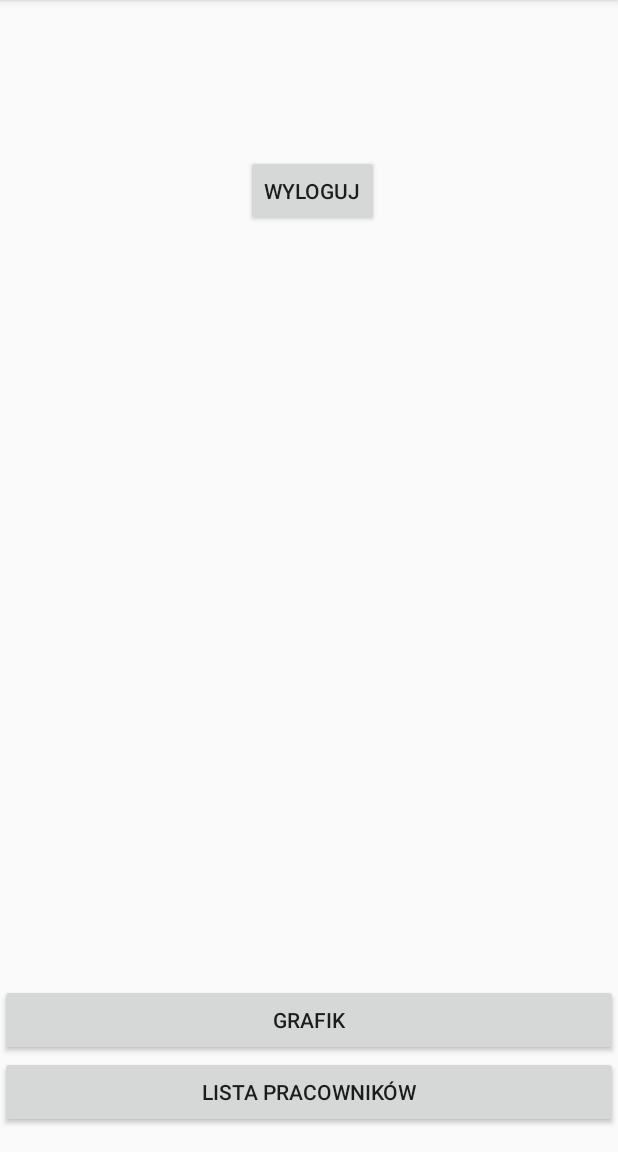
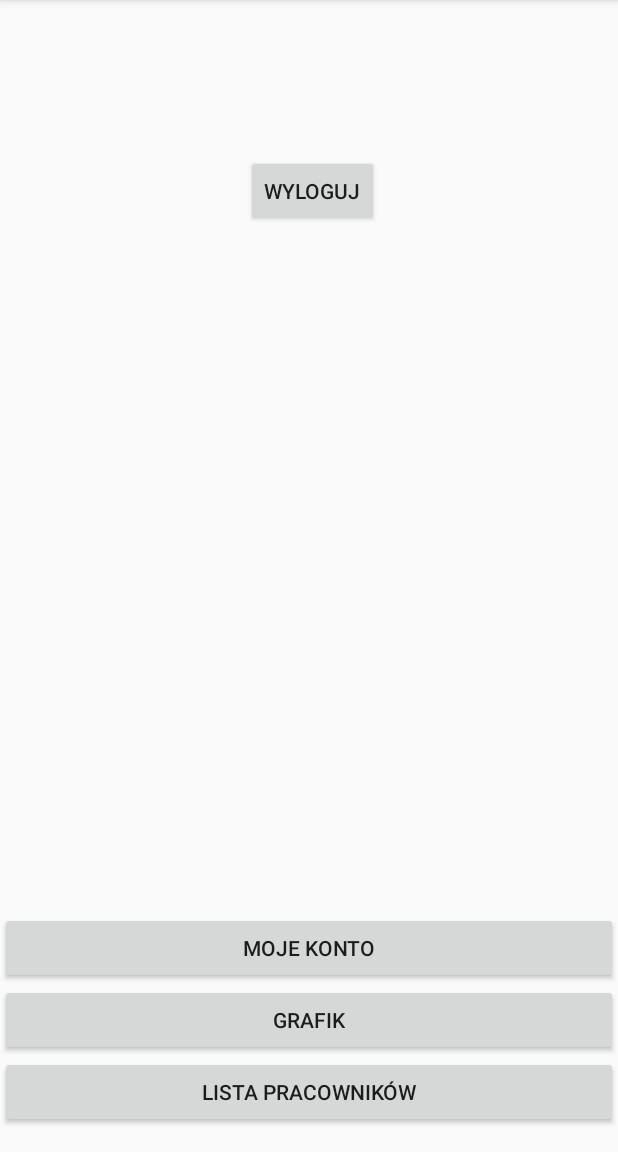
Before and after one commit to Shvistak-Solutions/ParcelDelivery, an Android app: the ManagerActivity screen opened directly, with no data from a screen before it, on a phone screen of 412 x 824 dp, the part 84-1236 px from its top. Run offline under Robolectric (Android 15) with nearby library versions, the phone set to English and light mode, and no system bars.

Commit message:
Fixed strange merge accidental deletion

```diff
--- a/ParcelDelivery/app/src/main/res/layout/activity_manager.xml
+++ b/ParcelDelivery/app/src/main/res/layout/activity_manager.xml
@@ -26,6 +26,15 @@
         app:layout_constraintStart_toStartOf="parent" />
 
     <Button
+        android:id="@+id/buttonMyAccount"
+        android:layout_width="0dp"
+        android:layout_height="wrap_content"
+        android:text="@string/my_account"
+        app:layout_constraintBottom_toTopOf="@+id/buttonScheduleView"
+        app:layout_constraintEnd_toEndOf="parent"
+        app:layout_constraintStart_toStartOf="parent" />
+
+    <Button
         android:id="@+id/buttonLogoutManag"
         android:layout_width="wrap_content"
         android:layout_height="wrap_content"
```
